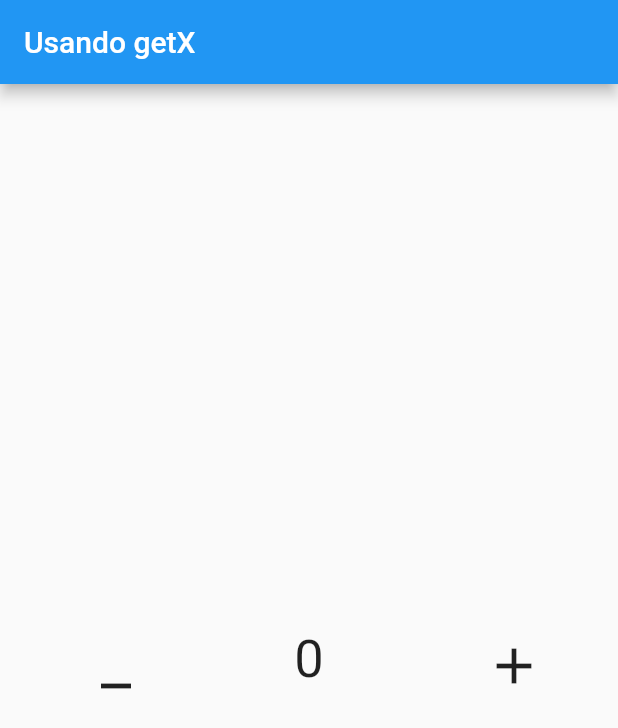
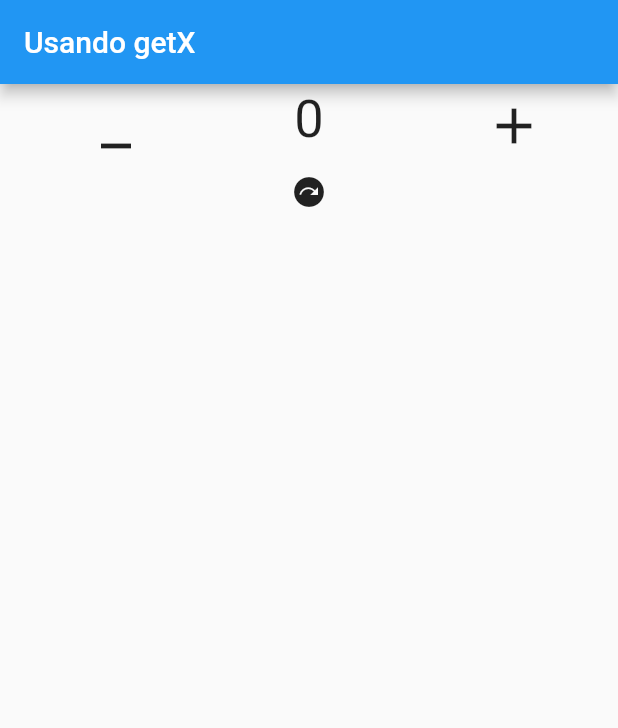
Before and after one commit to rafaeucastro/getx, a Flutter app: the screen it shows after launch, on a phone screen of 412 x 824 dp. Shown: the top 728 px of the screen. Run offline on Flutter 3.47's test engine with Material 2 defaults, Android fonts, the phone set to English and light mode, and no system bars; our stand-ins replace get.

Commit message:
Rotas no GetX

```diff
--- a/lib/main.dart
+++ b/lib/main.dart
@@ -1,5 +1,6 @@
 import 'package:flutter/material.dart';
 import 'package:get/get.dart';
+import 'package:getx_example/second_screen.dart';
 
 void main(List<String> args) {
   runApp(MyApp());
@@ -31,7 +32,7 @@ class MyApp extends StatelessWidget {
   @override
   Widget build(BuildContext context) {
     print("--MyApp builder");
-    return MaterialApp(
+    return GetMaterialApp(
       home: Scaffold(
         appBar: AppBar(
           title: const Text("Usando getX"),
@@ -41,7 +42,9 @@ class MyApp extends StatelessWidget {
             builder: (_) {
               print("--GetBuilder builder");
               return Center(
-                child: Row(
+                child: Column(
+                  children: [
+                    Row(
                       mainAxisAlignment: MainAxisAlignment.spaceAround,
                       crossAxisAlignment: CrossAxisAlignment.center,
                       children: [
@@ -50,7 +53,8 @@ class MyApp extends StatelessWidget {
                           icon: const Icon(
                             Icons.minimize,
                             size: 40,
-                        )),
+                          ),
+                        ),
                         Text(
                           Get.find<Controller>().value.toString(),
                           style: const TextStyle(fontSize: 35),
@@ -60,7 +64,15 @@ class MyApp extends StatelessWidget {
                           icon: const Icon(
                             Icons.add,
                             size: 40,
-                        )),
+                          ),
+                        ),
+                      ],
+                    ),
+                    IconButton(
+                      onPressed: () =>
+                          Get.to(SecondScreen(), arguments: controller.value),
+                      icon: const Icon(Icons.next_plan_rounded),
+                    ),
                   ],
                 ),
               );
```
Also changed, not shown: lib/second_screen.dart (added, +22 -0 lines). Lines whose indentation alone changed are shown as unchanged.
